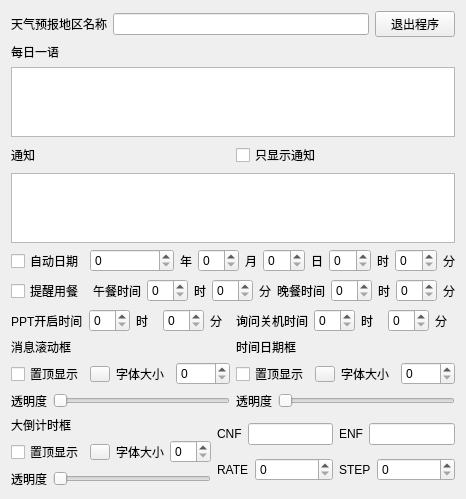
Old version of the form settingUI.ui in the repository Tao68a660f3/ClassAssistant.
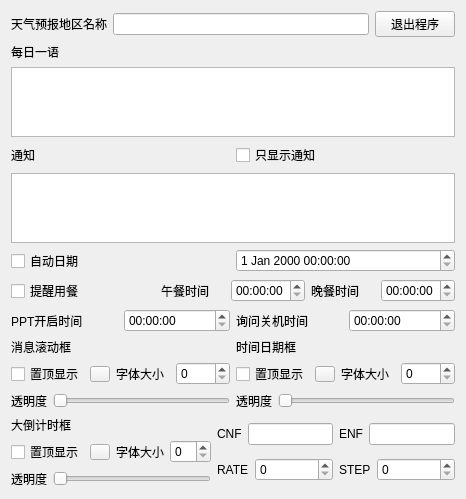
New version of the form.

```diff
--- a/settingUI.ui
+++ b/settingUI.ui
@@ -7,7 +7,7 @@
     <x>0</x>
     <y>0</y>
     <width>466</width>
-    <height>446</height>
+    <height>450</height>
    </rect>
   </property>
   <property name="windowTitle">
@@ -84,58 +84,7 @@
           </widget>
          </item>
          <item>
-          <layout class="QHBoxLayout" name="horizontalLayout_11" stretch="2,0,1,0,1,0,1,0,1,0">
-           <item>
-            <widget class="QSpinBox" name="year"/>
-           </item>
-           <item>
-            <widget class="QLabel" name="label_17">
-             <property name="text">
-              <string>年</string>
-             </property>
-            </widget>
-           </item>
-           <item>
-            <widget class="QSpinBox" name="month"/>
-           </item>
-           <item>
-            <widget class="QLabel" name="label_18">
-             <property name="text">
-              <string>月</string>
-             </property>
-            </widget>
-           </item>
-           <item>
-            <widget class="QSpinBox" name="date"/>
-           </item>
-           <item>
-            <widget class="QLabel" name="label_19">
-             <property name="text">
-              <string>日</string>
-             </property>
-            </widget>
-           </item>
-           <item>
-            <widget class="QSpinBox" name="hour"/>
-           </item>
-           <item>
-            <widget class="QLabel" name="label_20">
-             <property name="text">
-              <string>时</string>
-             </property>
-            </widget>
-           </item>
-           <item>
-            <widget class="QSpinBox" name="minute"/>
-           </item>
-           <item>
-            <widget class="QLabel" name="label_21">
-             <property name="text">
-              <string>分</string>
-             </property>
-            </widget>
-           </item>
-          </layout>
+          <widget class="QDateTimeEdit" name="dateTimeEdit"/>
          </item>
         </layout>
        </item>
@@ -160,24 +109,7 @@
           </widget>
          </item>
          <item>
-          <widget class="QSpinBox" name="lunchhr"/>
-         </item>
-         <item>
-          <widget class="QLabel" name="label_29">
-           <property name="text">
-            <string>时</string>
-           </property>
-          </widget>
-         </item>
-         <item>
-          <widget class="QSpinBox" name="lunchmin"/>
-         </item>
-         <item>
-          <widget class="QLabel" name="label_30">
-           <property name="text">
-            <string>分</string>
-           </property>
-          </widget>
+          <widget class="QTimeEdit" name="lunchTime"/>
          </item>
         </layout>
        </item>
@@ -191,24 +123,7 @@
           </widget>
          </item>
          <item>
-          <widget class="QSpinBox" name="dinnerhr"/>
-         </item>
-         <item>
-          <widget class="QLabel" name="label_32">
-           <property name="text">
-            <string>时</string>
-           </property>
-          </widget>
-         </item>
-         <item>
-          <widget class="QSpinBox" name="dinnermin"/>
-         </item>
-         <item>
-          <widget class="QLabel" name="label_33">
-           <property name="text">
-            <string>分</string>
-           </property>
-          </widget>
+          <widget class="QTimeEdit" name="dinnerTime"/>
          </item>
         </layout>
        </item>
@@ -226,24 +141,7 @@
           </widget>
          </item>
          <item>
-          <widget class="QSpinBox" name="ppthr"/>
-         </item>
-         <item>
-          <widget class="QLabel" name="label_24">
-           <property name="text">
-            <string>时</string>
-           </property>
-          </widget>
-         </item>
-         <item>
-          <widget class="QSpinBox" name="pptmin"/>
-         </item>
-         <item>
-          <widget class="QLabel" name="label_23">
-           <property name="text">
-            <string>分</string>
-           </property>
-          </widget>
+          <widget class="QTimeEdit" name="pptTime"/>
          </item>
         </layout>
        </item>
@@ -257,24 +155,7 @@
           </widget>
          </item>
          <item>
-          <widget class="QSpinBox" name="shuthr"/>
-         </item>
-         <item>
-          <widget class="QLabel" name="label_26">
-           <property name="text">
-            <string>时</string>
-           </property>
-          </widget>
-         </item>
-         <item>
-          <widget class="QSpinBox" name="shutmin"/>
-         </item>
-         <item>
-          <widget class="QLabel" name="label_27">
-           <property name="text">
-            <string>分</string>
-           </property>
-          </widget>
+          <widget class="QTimeEdit" name="shutdownTime"/>
          </item>
         </layout>
        </item>
```
